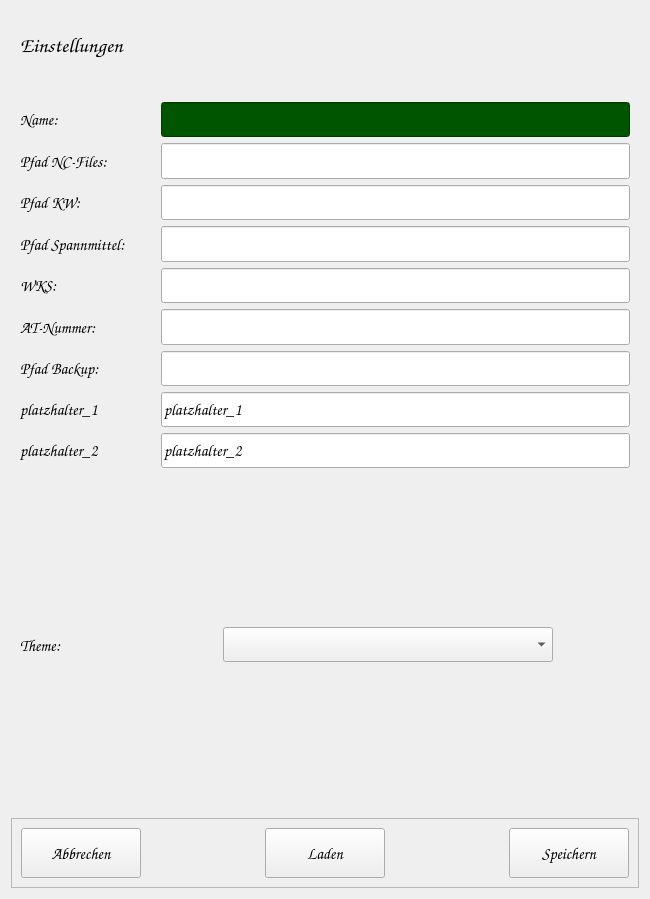
Above: UI/frm_settings.ui from dampfwolke/blankmaker before the change. Below: the same form after it.
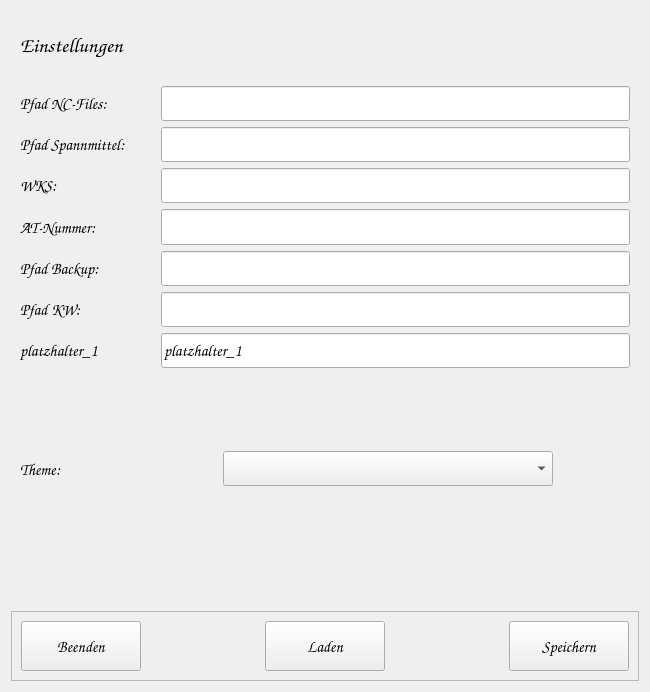
That is the form after the change. Icons and pictures are not drawn.

```diff
--- a/UI/frm_settings.ui
+++ b/UI/frm_settings.ui
@@ -10,13 +10,13 @@
     <x>0</x>
     <y>0</y>
     <width>650</width>
-    <height>899</height>
+    <height>692</height>
    </rect>
   </property>
   <property name="minimumSize">
    <size>
     <width>650</width>
-    <height>800</height>
+    <height>680</height>
    </size>
   </property>
   <property name="maximumSize">
@@ -110,7 +110,7 @@
      <property name="minimumSize">
       <size>
        <width>500</width>
-       <height>400</height>
+       <height>300</height>
       </size>
      </property>
      <property name="maximumSize">
@@ -125,84 +125,7 @@
       </font>
      </property>
      <layout class="QFormLayout" name="formLayout_2">
-      <item row="0" column="0" colspan="2">
-       <spacer name="verticalSpacer">
-        <property name="orientation">
-         <enum>Qt::Orientation::Vertical</enum>
-        </property>
-        <property name="sizeType">
-         <enum>QSizePolicy::Policy::Fixed</enum>
-        </property>
-        <property name="sizeHint" stdset="0">
-         <size>
-          <width>20</width>
-          <height>10</height>
-         </size>
-        </property>
-       </spacer>
-      </item>
-      <item row="1" column="0">
-       <widget class="QLabel" name="lb_nutzername">
-        <property name="minimumSize">
-         <size>
-          <width>130</width>
-          <height>35</height>
-         </size>
-        </property>
-        <property name="maximumSize">
-         <size>
-          <width>250</width>
-          <height>50</height>
-         </size>
-        </property>
-        <property name="font">
-         <font>
-          <family>Comic Sans MS</family>
-          <pointsize>12</pointsize>
-          <bold>true</bold>
-         </font>
-        </property>
-        <property name="text">
-         <string>Name:</string>
-        </property>
-        <property name="alignment">
-         <set>Qt::AlignmentFlag::AlignLeading|Qt::AlignmentFlag::AlignLeft|Qt::AlignmentFlag::AlignVCenter</set>
-        </property>
-       </widget>
-      </item>
-      <item row="1" column="1">
-       <widget class="QLineEdit" name="le_nutzername">
-        <property name="sizePolicy">
-         <sizepolicy hsizetype="Expanding" vsizetype="Expanding">
-          <horstretch>0</horstretch>
-          <verstretch>0</verstretch>
-         </sizepolicy>
-        </property>
-        <property name="minimumSize">
-         <size>
-          <width>330</width>
-          <height>35</height>
-         </size>
-        </property>
-        <property name="maximumSize">
-         <size>
-          <width>900</width>
-          <height>50</height>
-         </size>
-        </property>
-        <property name="font">
-         <font>
-          <family>Comic Sans MS</family>
-          <pointsize>12</pointsize>
-         </font>
-        </property>
-        <property name="styleSheet">
-         <string notr="true">background-color: rgb(0, 85, 0)
-</string>
-        </property>
-       </widget>
-      </item>
-      <item row="2" column="0">
+      <item row="0" column="0">
        <widget class="QLabel" name="lb_nc_base_path">
         <property name="minimumSize">
          <size>
@@ -231,7 +154,7 @@
         </property>
        </widget>
       </item>
-      <item row="2" column="1">
+      <item row="0" column="1">
        <widget class="QLineEdit" name="le_nc_base_path">
         <property name="sizePolicy">
          <sizepolicy hsizetype="Expanding" vsizetype="Expanding">
@@ -262,64 +185,7 @@
         </property>
        </widget>
       </item>
-      <item row="3" column="0">
-       <widget class="QLabel" name="lb_pfad_template">
-        <property name="minimumSize">
-         <size>
-          <width>130</width>
-          <height>35</height>
-         </size>
-        </property>
-        <property name="maximumSize">
-         <size>
-          <width>250</width>
-          <height>50</height>
-         </size>
-        </property>
-        <property name="font">
-         <font>
-          <family>Comic Sans MS</family>
-          <pointsize>12</pointsize>
-          <bold>true</bold>
-         </font>
-        </property>
-        <property name="text">
-         <string>Pfad KW:</string>
-        </property>
-        <property name="alignment">
-         <set>Qt::AlignmentFlag::AlignLeading|Qt::AlignmentFlag::AlignLeft|Qt::AlignmentFlag::AlignVCenter</set>
-        </property>
-       </widget>
-      </item>
-      <item row="3" column="1">
-       <widget class="QLineEdit" name="le_pfad_template">
-        <property name="sizePolicy">
-         <sizepolicy hsizetype="Expanding" vsizetype="Expanding">
-          <horstretch>0</horstretch>
-          <verstretch>0</verstretch>
-         </sizepolicy>
-        </property>
-        <property name="minimumSize">
-         <size>
-          <width>330</width>
-          <height>35</height>
-         </size>
-        </property>
-        <property name="maximumSize">
-         <size>
-          <width>900</width>
-          <height>50</height>
-         </size>
-        </property>
-        <property name="font">
-         <font>
-          <family>Comic Sans MS</family>
-          <pointsize>12</pointsize>
-         </font>
-        </property>
-       </widget>
-      </item>
-      <item row="4" column="0">
+      <item row="2" column="0">
        <widget class="QLabel" name="lb_spannmittel_basis_pfad">
         <property name="minimumSize">
          <size>
@@ -348,7 +214,7 @@
         </property>
        </widget>
       </item>
-      <item row="4" column="1">
+      <item row="2" column="1">
        <widget class="QLineEdit" name="le_spannmittel_basis_pfad">
         <property name="sizePolicy">
          <sizepolicy hsizetype="Expanding" vsizetype="Expanding">
@@ -376,7 +242,7 @@
         </property>
        </widget>
       </item>
-      <item row="5" column="0">
+      <item row="3" column="0">
        <widget class="QLabel" name="lb_wks">
         <property name="minimumSize">
          <size>
@@ -405,7 +271,7 @@
         </property>
        </widget>
       </item>
-      <item row="5" column="1">
+      <item row="3" column="1">
        <widget class="QLineEdit" name="le_wks">
         <property name="sizePolicy">
          <sizepolicy hsizetype="Expanding" vsizetype="Expanding">
@@ -433,7 +299,7 @@
         </property>
        </widget>
       </item>
-      <item row="6" column="0">
+      <item row="4" column="0">
        <widget class="QLabel" name="lb_projekt_prefix">
         <property name="minimumSize">
          <size>
@@ -462,7 +328,7 @@
         </property>
        </widget>
       </item>
-      <item row="6" column="1">
+      <item row="4" column="1">
        <widget class="QLineEdit" name="le_projekt_prefix">
         <property name="sizePolicy">
          <sizepolicy hsizetype="Expanding" vsizetype="Expanding">
@@ -490,7 +356,7 @@
         </property>
        </widget>
       </item>
-      <item row="7" column="0">
+      <item row="5" column="0">
        <widget class="QLabel" name="lb_pfad_backup">
         <property name="minimumSize">
          <size>
@@ -519,7 +385,7 @@
         </property>
        </widget>
       </item>
-      <item row="7" column="1">
+      <item row="5" column="1">
        <widget class="QLineEdit" name="le_pfad_backup">
         <property name="sizePolicy">
          <sizepolicy hsizetype="Expanding" vsizetype="Expanding">
@@ -547,7 +413,64 @@
         </property>
        </widget>
       </item>
-      <item row="8" column="0">
+      <item row="6" column="0">
+       <widget class="QLabel" name="lb_pfad_template">
+        <property name="minimumSize">
+         <size>
+          <width>130</width>
+          <height>35</height>
+         </size>
+        </property>
+        <property name="maximumSize">
+         <size>
+          <width>250</width>
+          <height>50</height>
+         </size>
+        </property>
+        <property name="font">
+         <font>
+          <family>Comic Sans MS</family>
+          <pointsize>12</pointsize>
+          <bold>true</bold>
+         </font>
+        </property>
+        <property name="text">
+         <string>Pfad KW:</string>
+        </property>
+        <property name="alignment">
+         <set>Qt::AlignmentFlag::AlignLeading|Qt::AlignmentFlag::AlignLeft|Qt::AlignmentFlag::AlignVCenter</set>
+        </property>
+       </widget>
+      </item>
+      <item row="6" column="1">
+       <widget class="QLineEdit" name="le_pfad_template">
+        <property name="sizePolicy">
+         <sizepolicy hsizetype="Expanding" vsizetype="Expanding">
+          <horstretch>0</horstretch>
+          <verstretch>0</verstretch>
+         </sizepolicy>
+        </property>
+        <property name="minimumSize">
+         <size>
+          <width>330</width>
+          <height>35</height>
+         </size>
+        </property>
+        <property name="maximumSize">
+         <size>
+          <width>900</width>
+          <height>50</height>
+         </size>
+        </property>
+        <property name="font">
+         <font>
+          <family>Comic Sans MS</family>
+          <pointsize>12</pointsize>
+         </font>
+        </property>
+       </widget>
+      </item>
+      <item row="7" column="0">
        <widget class="QLabel" name="lb_platzhalter_1">
         <property name="minimumSize">
          <size>
@@ -576,7 +499,7 @@
         </property>
        </widget>
       </item>
-      <item row="8" column="1">
+      <item row="7" column="1">
        <widget class="QLineEdit" name="le_platzhalter_1">
         <property name="minimumSize">
          <size>
@@ -601,60 +524,6 @@
         </property>
        </widget>
       </item>
-      <item row="9" column="0">
-       <widget class="QLabel" name="lb_platzhalter_2">
-        <property name="minimumSize">
-         <size>
-          <width>120</width>
-          <height>35</height>
-         </size>
-        </property>
-        <property name="maximumSize">
-         <size>
-          <width>250</width>
-          <height>50</height>
-         </size>
-        </property>
-        <property name="font">
-         <font>
-          <family>Comic Sans MS</family>
-          <pointsize>12</pointsize>
-          <bold>true</bold>
-         </font>
-        </property>
-        <property name="text">
-         <string>platzhalter_2</string>
-        </property>
-        <property name="alignment">
-         <set>Qt::AlignmentFlag::AlignLeading|Qt::AlignmentFlag::AlignLeft|Qt::AlignmentFlag::AlignVCenter</set>
-        </property>
-       </widget>
-      </item>
-      <item row="9" column="1">
-       <widget class="QLineEdit" name="le_platzhalter_2">
-        <property name="minimumSize">
-         <size>
-          <width>330</width>
-          <height>35</height>
-         </size>
-        </property>
-        <property name="maximumSize">
-         <size>
-          <width>900</width>
-          <height>50</height>
-         </size>
-        </property>
-        <property name="font">
-         <font>
-          <family>Comic Sans MS</family>
-          <pointsize>12</pointsize>
-         </font>
-        </property>
-        <property name="text">
-         <string>platzhalter_2</string>
-        </property>
-       </widget>
-      </item>
      </layout>
     </widget>
    </item>
@@ -764,13 +633,13 @@
      </property>
      <property name="minimumSize">
       <size>
-       <width>524</width>
+       <width>500</width>
        <height>100</height>
       </size>
      </property>
      <property name="maximumSize">
       <size>
-       <width>524</width>
+       <width>700</width>
        <height>200</height>
       </size>
      </property>
@@ -826,7 +695,7 @@
          </font>
         </property>
         <property name="text">
-         <string>Abbrechen</string>
+         <string>Beenden</string>
         </property>
         <property name="iconSize">
          <size>
```
